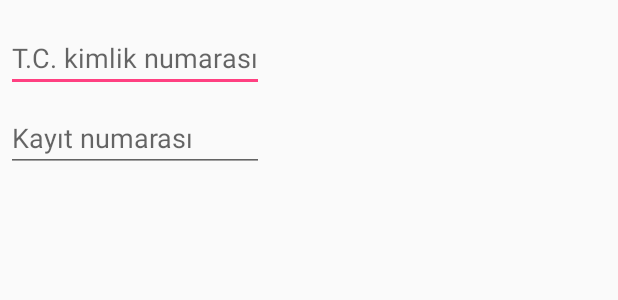
After one commit to selcukcihan/tahlil, an Android app: the layout dialog_testcredentials.xml on its own in the app's theme, with its tools: preview values and no code run, on a phone screen of 412 x 824 dp. The commit adds this screen. Shown: the top 300 px of the screen. Run offline under Robolectric (Android 15) with nearby library versions, the phone set to English and light mode, and no system bars.

Commit message:
asynctask with dialog

```diff
--- a/app/src/main/res/layout/activity_main.xml
+++ b/app/src/main/res/layout/activity_main.xml
@@ -13,4 +13,9 @@
         android:layout_width="wrap_content"
         android:layout_height="wrap_content"
         android:text="Hello World!" />
+    <ListView
+        android:id="@+id/list"
+        android:layout_height="wrap_content"
+        android:layout_width="match_parent">
+    </ListView>
 </RelativeLayout>
--- /dev/null
+++ b/app/src/main/res/layout/dialog_testcredentials.xml
@@ -0,0 +1,27 @@
+<?xml version="1.0" encoding="utf-8"?>
+<LinearLayout xmlns:android="http://schemas.android.com/apk/res/android"
+    android:orientation="vertical"
+    android:layout_width="wrap_content"
+    android:layout_height="wrap_content">
+    <EditText
+        android:id="@+id/tckn"
+        android:inputType="numberDecimal"
+        android:layout_width="match_parent"
+        android:layout_height="wrap_content"
+        android:layout_marginTop="16dp"
+        android:layout_marginLeft="4dp"
+        android:layout_marginRight="4dp"
+        android:layout_marginBottom="4dp"
+        android:hint="@string/tckn" />
+    <EditText
+        android:id="@+id/password"
+        android:inputType="numberDecimal"
+        android:layout_width="match_parent"
+        android:layout_height="wrap_content"
+        android:layout_marginTop="4dp"
+        android:layout_marginLeft="4dp"
+        android:layout_marginRight="4dp"
+        android:layout_marginBottom="16dp"
+        android:fontFamily="sans-serif"
+        android:hint="@string/registration_number"/>
+</LinearLayout>
--- a/app/src/main/res/values/strings.xml
+++ b/app/src/main/res/values/strings.xml
@@ -1,3 +1,7 @@
 <resources>
     <string name="app_name">Tahlil Sonuçları</string>
+    <string name="tckn">T.C. kimlik numarası</string>
+    <string name="registration_number">Kayıt numarası</string>
+    <string name="cancel">İptal</string>
+    <string name="query">Sonuçları Getir</string>
 </resources>
```
Also changed, not shown: app/src/main/java/com/selcukcihan/android/tahlil/HttpCommunicator.java (renamed from app/src/main/java/com/selcukcihan/android/tahlil/HttpStuffTask.java, +16 -47 lines), app/src/main/java/com/selcukcihan/android/tahlil/HttpPerformingTask.java (added, +66 -0 lines), app/src/main/java/com/selcukcihan/android/tahlil/MainActivity.java (+34 -2 lines), app/src/main/java/com/selcukcihan/android/tahlil/TestCredentialsDialogFragment.java (added, +77 -0 lines), app/src/main/java/com/selcukcihan/android/tahlil/TestResult.java (added, +29 -0 lines).
